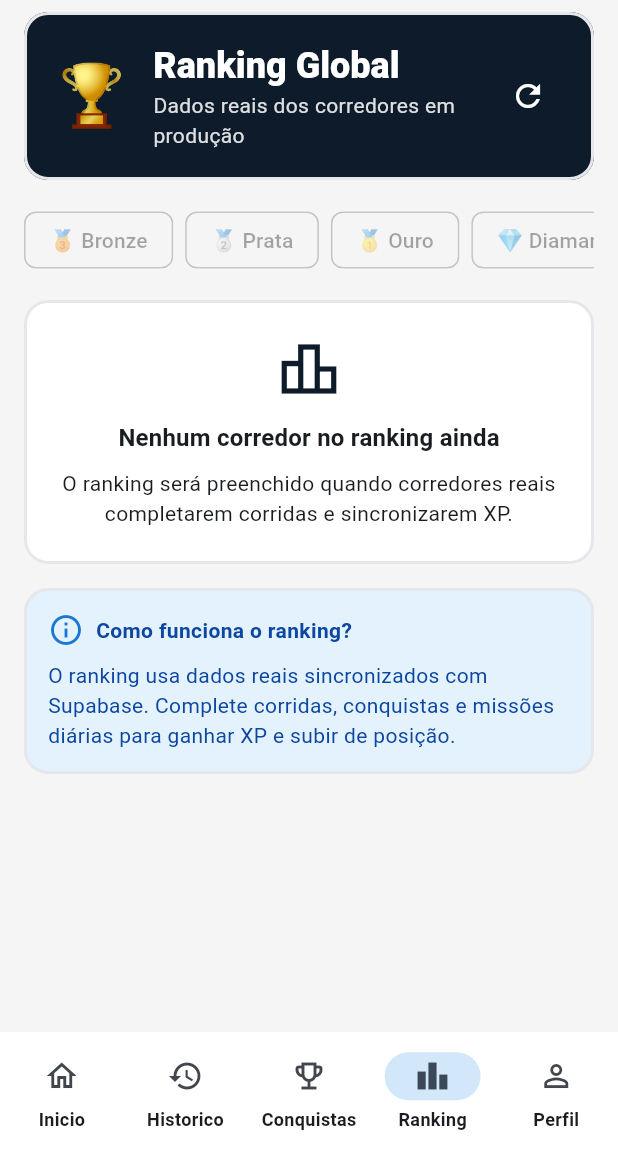
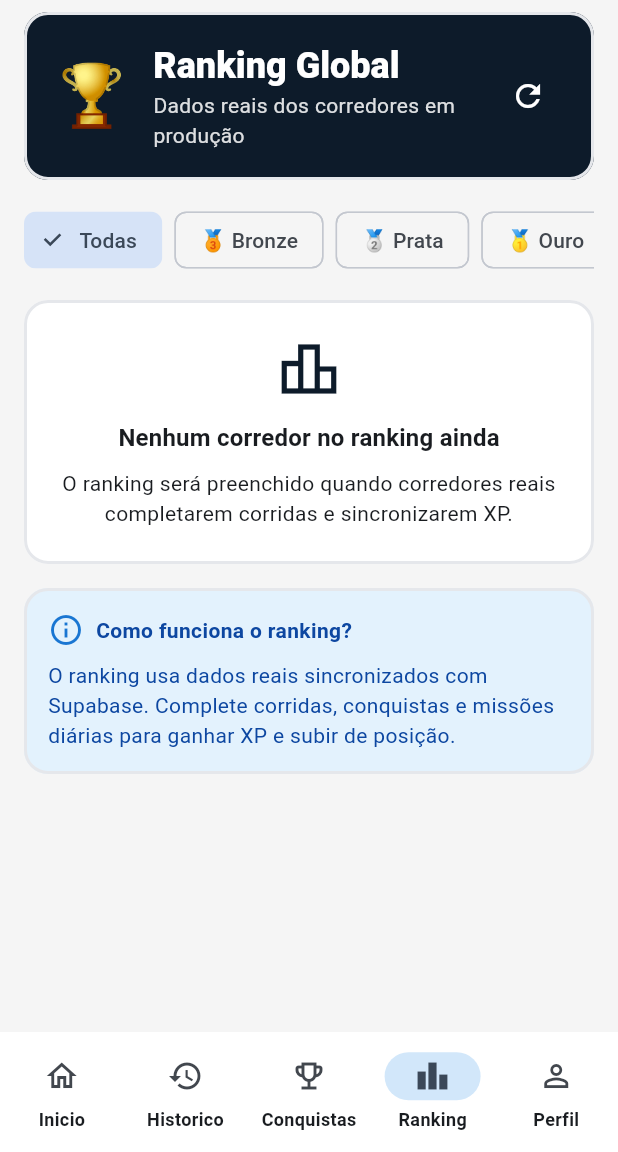
Before and after one commit to martinsantosric-boop/boratreinar, a Flutter app: the screen it shows once a user with an empty profile is signed in, item 4 of the bottom bar chosen, on a phone screen of 412 x 824 dp, the part 84-1236 px from its top. Run offline on Flutter 3.47's test engine with Material 3 defaults, Android fonts, the phone set to English and light mode, and no system bars; our stand-ins replace audioplayers, geolocator, pedometer, permission_handler, shared_preferences, supabase_flutter and 2 more; missing offline and left inert: dart:ui_web; accounts and stored records are empty; network calls fail.

Commit message:
Melhora ranking mobile

```diff
--- a/lib/screens/ranking_screen.dart
+++ b/lib/screens/ranking_screen.dart
@@ -15,6 +15,7 @@ class RankingScreen extends StatefulWidget {
 class _RankingScreenState extends State<RankingScreen> {
   final _leaderboardService = LeaderboardService();
   late Future<List<LeaderboardUser>> _leaderboard;
+  League? _selectedLeague;
 
   @override
   void initState() {
@@ -30,41 +31,171 @@ class _RankingScreenState extends State<RankingScreen> {
 
   @override
   Widget build(BuildContext context) {
+    final currentUserId = _leaderboardService.currentUserId;
+
     return FutureBuilder<List<LeaderboardUser>>(
       future: _leaderboard,
       builder: (context, snapshot) {
+        final users = _sortedUsers(snapshot.data ?? const []);
+        final filteredUsers = _filterUsers(users);
+        final currentUser = _findCurrentUser(users, currentUserId);
+        final xpToOvertake = _xpToOvertake(users, currentUser);
+
         return ListView(
-          padding: const EdgeInsets.fromLTRB(16, 8, 16, 24),
+          padding: const EdgeInsets.fromLTRB(16, 8, 16, 96),
           children: [
             _RankingHeader(onRefresh: _reload),
             const SizedBox(height: 16),
-            SingleChildScrollView(
-              scrollDirection: Axis.horizontal,
-              child: Row(
-                children: League.values.map((league) {
-                  return Padding(
-                    padding: const EdgeInsets.only(right: 8),
-                    child: FilterChip(
-                      label: Text('${league.emoji} ${league.displayName}'),
-                      selected: false,
-                      onSelected: null,
-                    ),
-                  );
-                }).toList(),
-              ),
+            _LeagueFilterBar(
+              selectedLeague: _selectedLeague,
+              onChanged: (league) => setState(() => _selectedLeague = league),
             ),
             const SizedBox(height: 16),
+            if (currentUser != null) ...[
+              _CurrentUserCard(user: currentUser, xpToOvertake: xpToOvertake),
+              const SizedBox(height: 16),
+            ],
             if (snapshot.connectionState == ConnectionState.waiting)
               const _RankingLoading()
             else if (snapshot.hasError)
               _RankingError(onRetry: _reload)
             else
-              _RankingContent(users: snapshot.data ?? const []),
+              _RankingContent(
+                users: filteredUsers,
+                currentUserId: currentUserId,
+              ),
             const SizedBox(height: 16),
             const _RankingInfo(),
           ],
         );
       },
+    );
+  }
+
+  List<LeaderboardUser> _sortedUsers(List<LeaderboardUser> users) {
+    final sortedUsers = [...users]
+      ..sort((a, b) {
+        final positionCompare = a.position.compareTo(b.position);
+        if (positionCompare != 0) return positionCompare;
+        final xpCompare = b.xp.compareTo(a.xp);
+        if (xpCompare != 0) return xpCompare;
+        return b.totalKm.compareTo(a.totalKm);
+      });
+    return sortedUsers;
+  }
+
+  List<LeaderboardUser> _filterUsers(List<LeaderboardUser> users) {
+    final selectedLeague = _selectedLeague;
+    if (selectedLeague == null) return users;
+    return users.where((user) => user.league == selectedLeague).toList();
+  }
+
+  LeaderboardUser? _findCurrentUser(
+    List<LeaderboardUser> users,
+    String? currentUserId,
+  ) {
+    if (currentUserId == null) return null;
+    for (final user in users) {
+      if (user.id == currentUserId) return user;
+    }
+    return null;
+  }
+
+  int? _xpToOvertake(
+    List<LeaderboardUser> users,
+    LeaderboardUser? currentUser,
+  ) {
+    if (currentUser == null) return null;
+
+    final currentIndex = users.indexWhere((user) => user.id == currentUser.id);
+    if (currentIndex <= 0) return null;
+
+    final nextUser = users[currentIndex - 1];
+    return (nextUser.xp - currentUser.xp + 1).clamp(1, 999999);
+  }
+}
+
+class _LeagueFilterBar extends StatelessWidget {
+  const _LeagueFilterBar({
+    required this.selectedLeague,
+    required this.onChanged,
+  });
+
+  final League? selectedLeague;
+  final ValueChanged<League?> onChanged;
+
+  @override
+  Widget build(BuildContext context) {
+    return SingleChildScrollView(
+      scrollDirection: Axis.horizontal,
+      child: Row(
+        children: [
+          Padding(
+            padding: const EdgeInsets.only(right: 8),
+            child: FilterChip(
+              label: const Text('Todas'),
+              selected: selectedLeague == null,
+              onSelected: (_) => onChanged(null),
+            ),
+          ),
+          ...League.values.map((league) {
+            return Padding(
+              padding: const EdgeInsets.only(right: 8),
+              child: FilterChip(
+                label: Text('${league.emoji} ${league.displayName}'),
+                selected: selectedLeague == league,
+                onSelected: (_) => onChanged(league),
+              ),
+            );
+          }),
+        ],
+      ),
+    );
+  }
+}
+
+class _CurrentUserCard extends StatelessWidget {
+  const _CurrentUserCard({required this.user, required this.xpToOvertake});
+
+  final LeaderboardUser user;
+  final int? xpToOvertake;
+
+  @override
+  Widget build(BuildContext context) {
+    return Card(
+      color: Colors.green.shade50,
+      child: Padding(
+        padding: const EdgeInsets.all(16),
+        child: Row(
+          children: [
+            CircleAvatar(
+              backgroundColor: Colors.green.shade100,
+              foregroundColor: Colors.green.shade900,
+              child: Text('#${user.position}'),
+            ),
+            const SizedBox(width: 12),
+            Expanded(
+              child: Column(
+                crossAxisAlignment: CrossAxisAlignment.start,
+                children: [
+                  Text(
+                    'Sua posicao',
+                    style: Theme.of(context).textTheme.titleMedium?.copyWith(
+                      fontWeight: FontWeight.w900,
+                    ),
+                  ),
+                  const SizedBox(height: 4),
+                  Text(
+                    xpToOvertake == null
+                        ? 'Voce esta no topo desta disputa.'
+                        : 'Faltam $xpToOvertake XP para ultrapassar o proximo corredor.',
+                  ),
+                ],
+              ),
+            ),
+          ],
+        ),
+      ),
     );
   }
 }
@@ -118,9 +249,10 @@ class _RankingHeader extends StatelessWidget {
 }
 
 class _RankingContent extends StatelessWidget {
-  const _RankingContent({required this.users});
+  const _RankingContent({required this.users, required this.currentUserId});
 
   final List<LeaderboardUser> users;
+  final String? currentUserId;
 
   @override
   Widget build(BuildContext context) {
@@ -158,7 +290,10 @@ class _RankingContent extends StatelessWidget {
         ...(podiumUsers.length == 3 ? remainingUsers : users).map(
           (user) => Padding(
             padding: const EdgeInsets.only(bottom: 8),
-            child: _LeaderboardTile(user: user),
+            child: _LeaderboardTile(
+              user: user,
+              isCurrentUser: user.id == currentUserId,
+            ),
           ),
         ),
       ],
@@ -167,13 +302,21 @@ class _RankingContent extends StatelessWidget {
 }
 
 class _LeaderboardTile extends StatelessWidget {
-  const _LeaderboardTile({required this.user});
+  const _LeaderboardTile({required this.user, required this.isCurrentUser});
 
   final LeaderboardUser user;
+  final bool isCurrentUser;
 
   @override
   Widget build(BuildContext context) {
     return Card(
+      color: isCurrentUser ? Colors.green.shade50 : null,
+      shape: isCurrentUser
+          ? RoundedRectangleBorder(
+              borderRadius: BorderRadius.circular(8),
+              side: BorderSide(color: Colors.green.shade400, width: 1.4),
+            )
+          : null,
       child: ListTile(
         leading: CircleAvatar(
           backgroundColor: Theme.of(context).colorScheme.primaryContainer,
@@ -183,7 +326,7 @@ class _LeaderboardTile extends StatelessWidget {
           ),
         ),
         title: Text(
-          user.name,
+          isCurrentUser ? '${user.name} (voce)' : user.name,
           style: const TextStyle(fontWeight: FontWeight.bold),
         ),
         subtitle: Text('${user.league.emoji} ${user.league.displayName}'),
--- a/lib/services/leaderboard_service.dart
+++ b/lib/services/leaderboard_service.dart
@@ -5,6 +5,8 @@ import '../models/leaderboard_user.dart';
 
 class LeaderboardService {
   SupabaseClient get _client => Supabase.instance.client;
+
+  String? get currentUserId => _client.auth.currentUser?.id;
 
   Future<List<LeaderboardUser>> loadLeaderboard({int limit = 100}) async {
     try {
```
Also changed, not shown: 1 other file.
